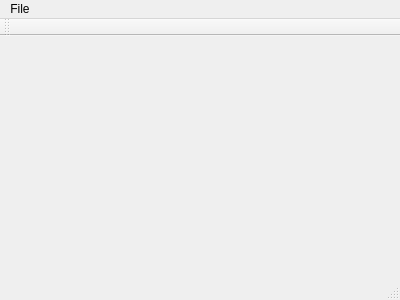
First picture: the form in Fritz/mainwindow.ui, repository ptbw/Fritz-Qt5-project-for-Raspberry-Pi, before the edit.
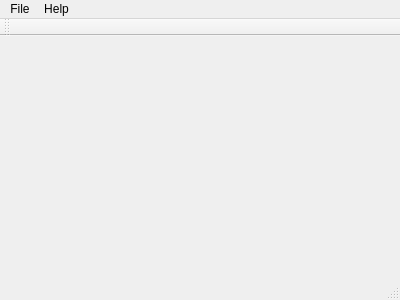
Second picture: the form after the edit.

Commit message: Menu event handler

What changed in the file:
```diff
--- a/Fritz/mainwindow.ui
+++ b/Fritz/mainwindow.ui
@@ -31,7 +31,14 @@
     <addaction name="actionSave"/>
     <addaction name="actionQuit"/>
    </widget>
+   <widget class="QMenu" name="menuHelp">
+    <property name="title">
+     <string>Help</string>
+    </property>
+    <addaction name="actionAbout"/>
+   </widget>
    <addaction name="menuFile"/>
+   <addaction name="menuHelp"/>
   </widget>
   <widget class="QToolBar" name="mainToolBar">
    <attribute name="toolBarArea">
```
Left out of the diff: 5 changed lines with no effect on the pictures. The commit also changes 7 other files.
